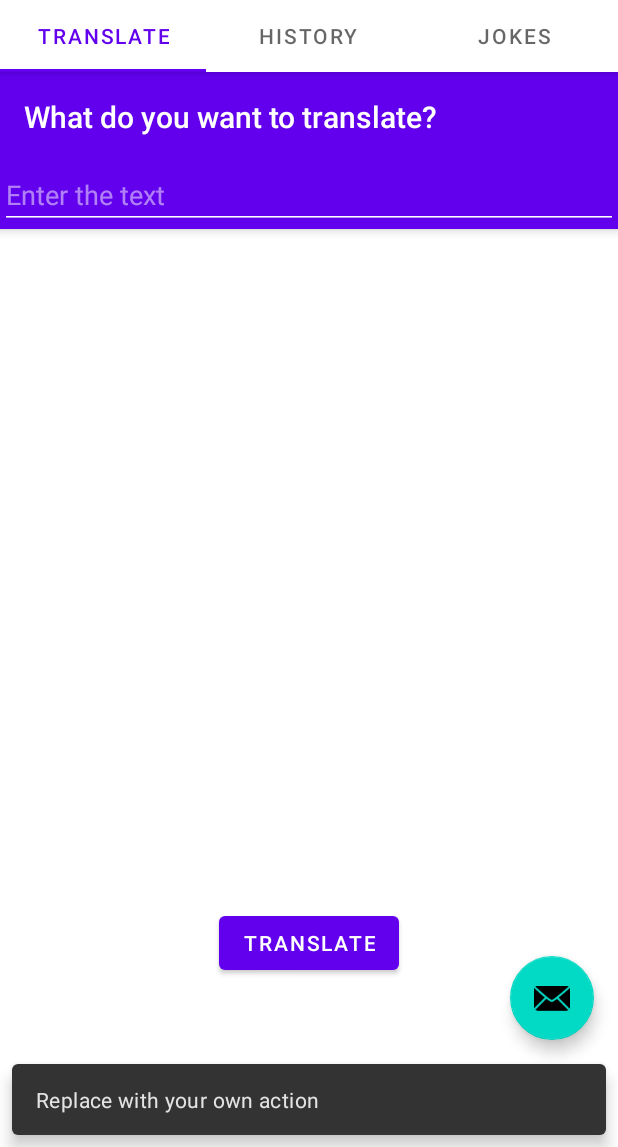
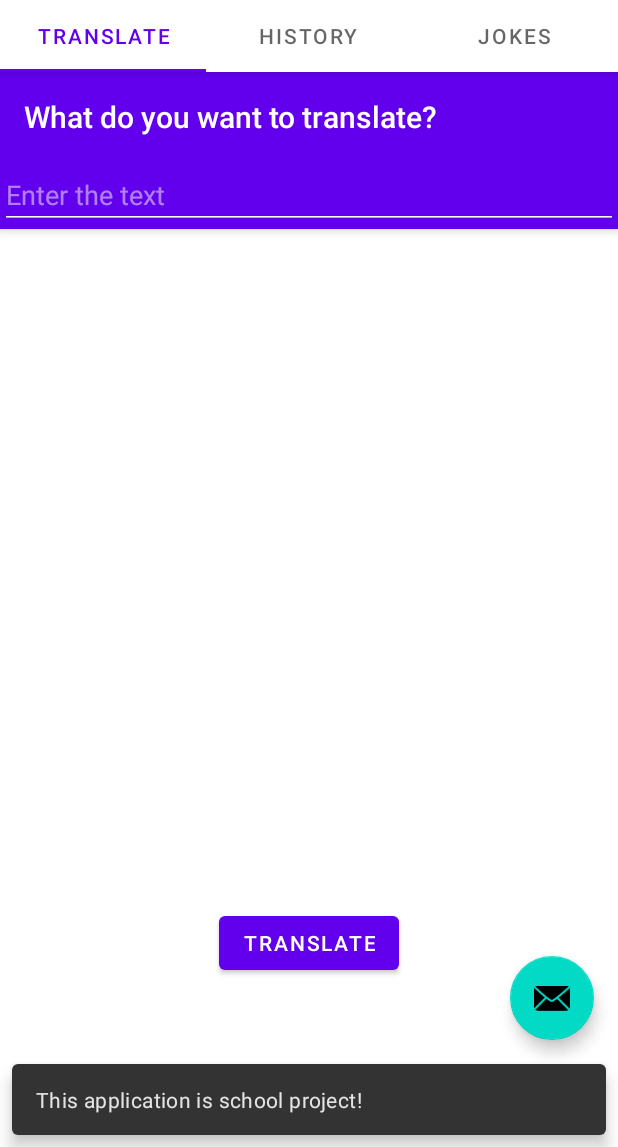
Before and after one commit to Greemen/MyAplication3, an Android app: the screen it shows after launch (MainActivity), after a tap on an icon or button, on a phone screen of 412 x 824 dp, the part 89-1236 px from its top. Run offline under Robolectric (Android 15) with nearby library versions, the phone set to English and light mode, and no system bars.

Commit message:
It does not delete all the history after first translatoíon

```diff
--- a/app/src/main/java/cz/utb/fai/myaplication3/MainActivity.java
+++ b/app/src/main/java/cz/utb/fai/myaplication3/MainActivity.java
@@ -36,7 +36,7 @@ public class MainActivity extends AppCompatActivity {
         fab.setOnClickListener(new View.OnClickListener() {
             @Override
             public void onClick(View view) {
-                Snackbar.make(view, "Replace with your own action", Snackbar.LENGTH_LONG)
+                Snackbar.make(view, "This application is school project!", Snackbar.LENGTH_LONG)
                         .setAction("Action", null).show();
             }
         });
--- a/app/src/main/java/cz/utb/fai/myaplication3/ui/main/Frag1.java
+++ b/app/src/main/java/cz/utb/fai/myaplication3/ui/main/Frag1.java
@@ -44,6 +44,7 @@ public class Frag1 extends Fragment {
         apiService = retrofit.create(MyApiTranslationInterface.class);
 
         SharedPreferences sharedPref = getActivity().getPreferences(Context.MODE_PRIVATE);
+        historyList = sharedPref.getString("honza", "No translation yet!");
 
         binding = Frag1LayoutBinding.inflate(inflater, container, false);
 
@@ -80,11 +81,11 @@ public class Frag1 extends Fragment {
                 ApiResponse data = response.body();
                 //ResponseData responseData = data.responseData;
 
-                historyList += q +" -> " + data.responseData.translatedText + "\n";
+                historyList += q + " -> " + data.responseData.translatedText + "\n";
 
                 SharedPreferences sharedPref = getActivity().getPreferences(Context.MODE_PRIVATE);
                 SharedPreferences.Editor editor = sharedPref.edit();
-                editor.putString("honza",historyList);
+                editor.putString("honza", historyList);
                 editor.apply();
 
                 Log.v("MYAPP", data.responseData.translatedText);
--- a/app/src/main/res/layout/frag2_layout.xml
+++ b/app/src/main/res/layout/frag2_layout.xml
@@ -33,8 +33,9 @@
 
     <TextView
         android:id="@+id/screen2out"
-        android:layout_width="341dp"
-        android:layout_height="484dp"
+        android:layout_width="wrap_content"
+        android:layout_height="wrap_content"
+        android:textAppearance="@style/TextAppearance.AppCompat.Body1"
         app:layout_anchor="@+id/view_pager"
         app:layout_anchorGravity="center" />
 
```
